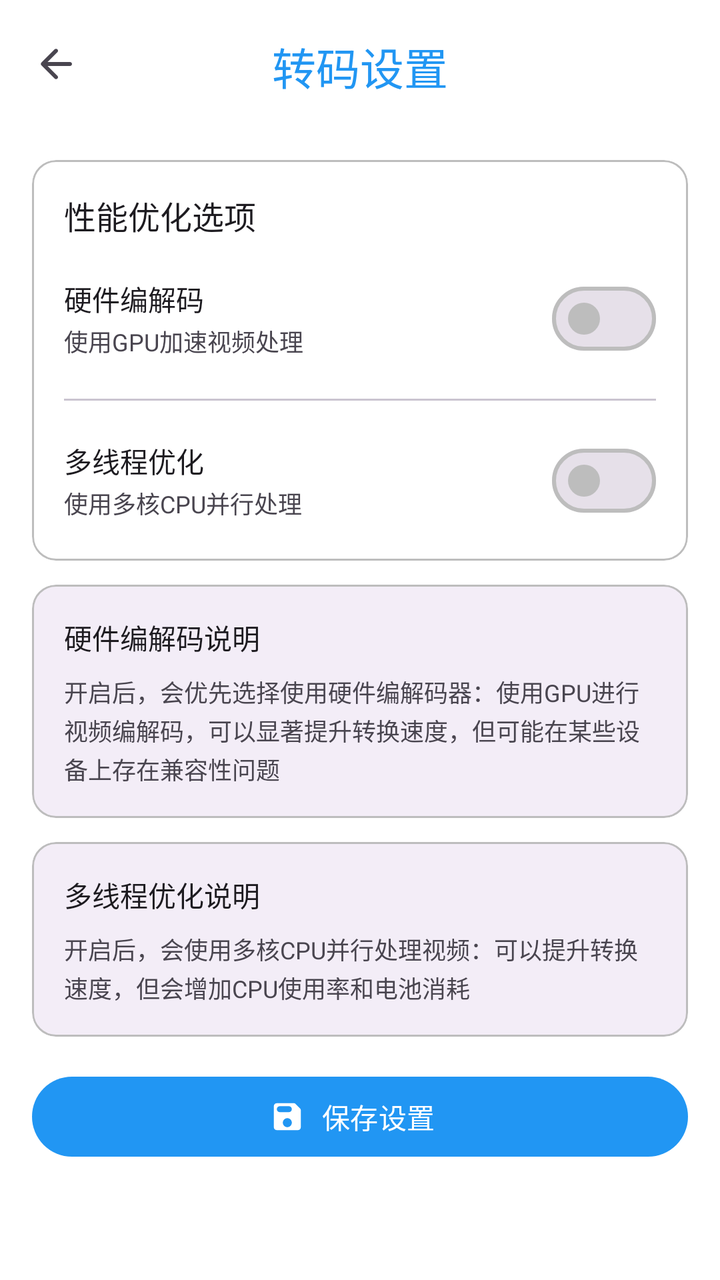
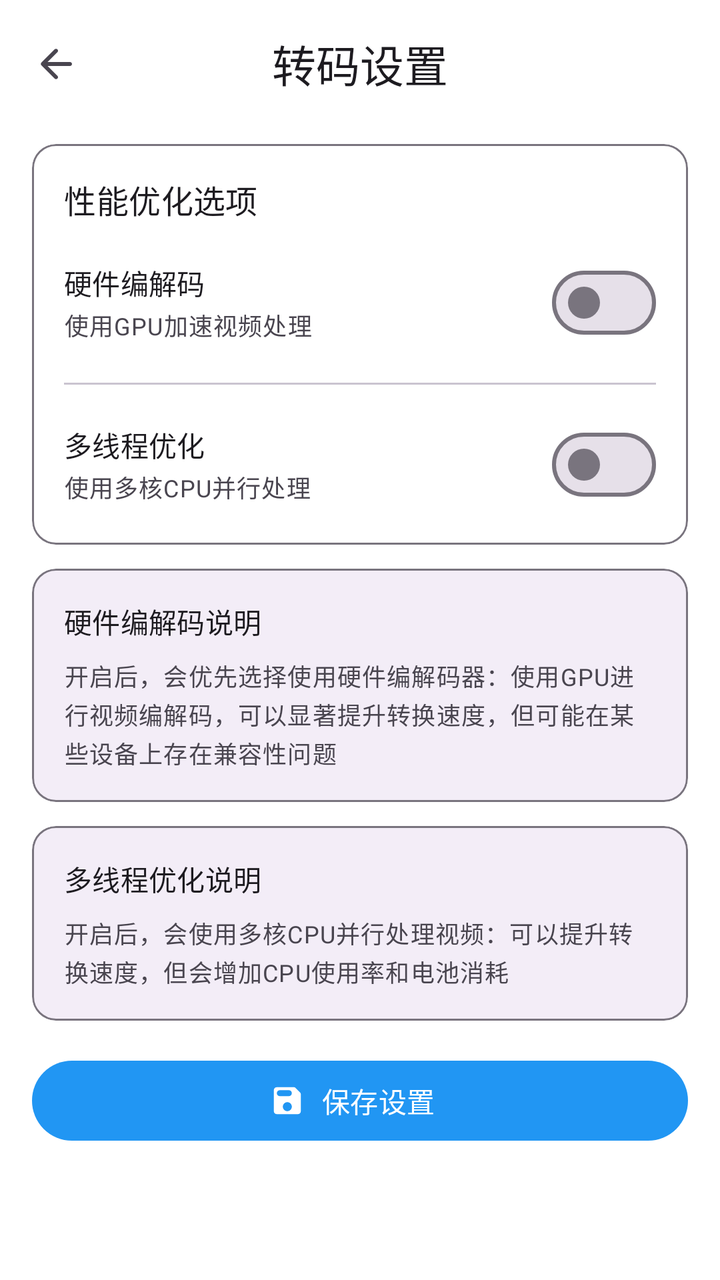

Screens rendered from an Android XML layout before and after an edit, with the pre-edit source and the edit as a unified diff.
<!-- AndroidManifest.xml: application theme AppTheme -->
<!-- res/layout/activity_settings.xml -->
<?xml version="1.0" encoding="utf-8"?>
<androidx.coordinatorlayout.widget.CoordinatorLayout
    xmlns:android="http://schemas.android.com/apk/res/android"
    xmlns:app="http://schemas.android.com/apk/res-auto"
    android:layout_width="match_parent"
    android:layout_height="match_parent"
    android:fitsSystemWindows="true"
    android:background="?attr/colorSurfaceContainerLowest">

    <com.google.android.material.appbar.AppBarLayout
        android:layout_width="match_parent"
        android:layout_height="wrap_content"
        android:fitsSystemWindows="true"
        android:background="@android:color/transparent"
        android:elevation="0dp"
        app:elevation="0dp">

        <com.google.android.material.appbar.MaterialToolbar
            android:id="@+id/title_container"
            android:layout_width="match_parent"
            android:layout_height="wrap_content"
            android:layout_marginBottom="8dp"
            android:background="@android:color/transparent"
            app:navigationIcon="@drawable/round_arrow_back"
            app:navigationIconTint="?attr/colorOnSurfaceVariant"
            app:navigationContentDescription="@string/tooltip_back"
            app:title="@string/transcode_settings_title"
            app:titleCentered="true"
            app:titleMarginTop="17dp"
            app:titleTextColor="?attr/colorPrimary"
            style="@style/Widget.Material3.Toolbar.Surface" />

    </com.google.android.material.appbar.AppBarLayout>

    <androidx.core.widget.NestedScrollView
        android:layout_width="match_parent"
        android:layout_height="match_parent"
        android:scrollbarStyle="outsideOverlay"
        android:fadeScrollbars="true"
        app:layout_behavior="@string/appbar_scrolling_view_behavior">

        <LinearLayout
            android:id="@+id/scroll_content"
            android:layout_width="match_parent"
            android:layout_height="wrap_content"
            android:paddingTop="8dp"
            android:paddingStart="16dp"
            android:paddingEnd="16dp"
            android:paddingBottom="16dp"
            android:orientation="vertical">

            <com.google.android.material.card.MaterialCardView
                android:id="@+id/performance_card"
                android:layout_width="match_parent"
                android:layout_height="wrap_content"
                android:layout_marginBottom="12dp"
                style="@style/Widget.Material3.CardView.Outlined"
                app:cardBackgroundColor="@android:color/transparent"
                app:cardCornerRadius="12dp"
                app:cardElevation="0dp"
                app:strokeColor="?attr/colorOutline"
                app:strokeWidth="1dp">

                <LinearLayout
                    android:layout_width="match_parent"
                    android:layout_height="wrap_content"
                    android:padding="16dp"
                    android:orientation="vertical">

                    <TextView
                        android:layout_width="match_parent"
                        android:layout_height="wrap_content"
                        android:layout_marginBottom="16dp"
                        android:textSize="16sp"
                        android:fontFamily="?attr/textAppearanceTitleMedium"
                        android:textColor="?attr/colorOnSurface"
                        android:text="@string/performance_options" />

                    <LinearLayout
                        android:layout_width="match_parent"
                        android:layout_height="wrap_content"
                        android:layout_marginBottom="16dp"
                        android:gravity="center_vertical"
                        android:orientation="horizontal">

                        <LinearLayout
                            android:layout_width="0dp"
                            android:layout_height="wrap_content"
                            android:orientation="vertical"
                            android:layout_weight="1">

                            <TextView
                                android:layout_width="match_parent"
                                android:layout_height="wrap_content"
                                android:textSize="14sp"
                                android:fontFamily="?attr/textAppearanceTitleSmall"
                                android:textColor="?attr/colorOnSurface"
                                android:text="@string/hardware_decode" />

                            <TextView
                                android:layout_width="match_parent"
                                android:layout_height="wrap_content"
                                android:textSize="12sp"
                                android:fontFamily="?attr/textAppearanceBodySmall"
                                android:textColor="?attr/colorOnSurfaceVariant"
                                android:layout_marginTop="2dp"
                                android:text="@string/hardware_decode_desc" />

                        </LinearLayout>

                        <com.google.android.material.materialswitch.MaterialSwitch
                            android:id="@+id/hardware_acceleration_switch"
                            android:layout_width="wrap_content"
                            android:layout_height="wrap_content" />

                    </LinearLayout>

                    <com.google.android.material.divider.MaterialDivider
                        android:layout_width="match_parent"
                        android:layout_height="wrap_content"
                        app:dividerColor="?attr/colorOutlineVariant"
                        app:dividerThickness="1dp"
                        android:layout_marginBottom="16dp" />

                    <LinearLayout
                        android:layout_width="match_parent"
                        android:layout_height="wrap_content"
                        android:gravity="center_vertical"
                        android:orientation="horizontal">

                        <LinearLayout
                            android:layout_width="0dp"
                            android:layout_height="wrap_content"
                            android:orientation="vertical"
                            android:layout_weight="1">

                            <TextView
                                android:layout_width="match_parent"
                                android:layout_height="wrap_content"
                                android:textSize="14sp"
                                android:fontFamily="?attr/textAppearanceTitleSmall"
                                android:textColor="?attr/colorOnSurface"
                                android:text="@string/multithreading_opt" />

                            <TextView
                                android:layout_width="match_parent"
                                android:layout_height="wrap_content"
                                android:textSize="12sp"
                                android:fontFamily="?attr/textAppearanceBodySmall"
                                android:textColor="?attr/colorOnSurfaceVariant"
                                android:layout_marginTop="2dp"
                                android:text="@string/multithreading_desc" />

                        </LinearLayout>

                        <com.google.android.material.materialswitch.MaterialSwitch
                            android:id="@+id/multithreading_switch"
                            android:layout_width="wrap_content"
                            android:layout_height="wrap_content" />

                    </LinearLayout>

                </LinearLayout>

            </com.google.android.material.card.MaterialCardView>

            <com.google.android.material.card.MaterialCardView
                android:id="@+id/explanation_card_1"
                android:layout_width="match_parent"
                android:layout_height="wrap_content"
                android:layout_marginBottom="12dp"
                style="@style/Widget.Material3.CardView.Outlined"
                app:cardBackgroundColor="?attr/colorSurfaceContainer"
                app:cardCornerRadius="12dp"
                app:cardElevation="0dp"
                app:strokeColor="?attr/colorOutline"
                app:strokeWidth="1dp">

                <LinearLayout
                    android:layout_width="match_parent"
                    android:layout_height="wrap_content"
                    android:padding="16dp"
                    android:orientation="vertical">

                    <TextView
                        android:layout_width="match_parent"
                        android:layout_height="wrap_content"
                        android:layout_marginBottom="8dp"
                        android:textSize="14sp"
                        android:fontFamily="?attr/textAppearanceTitleSmall"
                        android:textColor="?attr/colorOnSurface"
                        android:text="@string/hardware_decode_explain_title" />

                    <TextView
                        android:layout_width="match_parent"
                        android:layout_height="wrap_content"
                        android:textSize="12sp"
                        android:fontFamily="?attr/textAppearanceBodySmall"
                        android:textColor="?attr/colorOnSurfaceVariant"
                        android:lineSpacingExtra="2dp"
                        android:text="@string/hardware_decode_explain_content" />

                </LinearLayout>

            </com.google.android.material.card.MaterialCardView>

            <com.google.android.material.card.MaterialCardView
                android:id="@+id/explanation_card_2"
                android:layout_width="match_parent"
                android:layout_height="wrap_content"
                android:layout_marginBottom="16dp"
                style="@style/Widget.Material3.CardView.Outlined"
                app:cardBackgroundColor="?attr/colorSurfaceContainer"
                app:cardCornerRadius="12dp"
                app:cardElevation="0dp"
                app:strokeColor="?attr/colorOutline"
                app:strokeWidth="1dp">

                <LinearLayout
                    android:layout_width="match_parent"
                    android:layout_height="wrap_content"
                    android:padding="16dp"
                    android:orientation="vertical">

                    <TextView
                        android:layout_width="match_parent"
                        android:layout_height="wrap_content"
                        android:layout_marginBottom="8dp"
                        android:textSize="14sp"
                        android:fontFamily="?attr/textAppearanceTitleSmall"
                        android:textColor="?attr/colorOnSurface"
                        android:text="@string/multithreading_explain_title" />

                    <TextView
                        android:layout_width="match_parent"
                        android:layout_height="wrap_content"
                        android:textSize="12sp"
                        android:fontFamily="?attr/textAppearanceBodySmall"
                        android:textColor="?attr/colorOnSurfaceVariant"
                        android:lineSpacingExtra="2dp"
                        android:text="@string/multithreading_explain_content" />

                </LinearLayout>

            </com.google.android.material.card.MaterialCardView>

            <Button
                android:id="@+id/save_settings_btn"
                android:layout_width="match_parent"
                android:layout_height="48dp"
                android:text="@string/btn_save_settings"
                style="@style/Widget.Material3.Button.Icon"
                app:icon="@drawable/round_save"
                app:iconGravity="textStart" />

        </LinearLayout>

    </androidx.core.widget.NestedScrollView>

</androidx.coordinatorlayout.widget.CoordinatorLayout>
<!-- resources referenced by this layout -->
<resources>
  <string name="btn_save_settings">保存设置</string>
  <string name="hardware_decode">硬件编解码</string>
  <string name="multithreading_opt">多线程优化</string>
  <string name="performance_options">性能优化选项</string>
  <string name="tooltip_back">返回上一层级</string>
  <style name="AppTheme" parent="Base.AppTheme">
      <item name="android:windowFullscreen">false</item>
      <item name="android:statusBarColor">@android:color/transparent</item>
      <item name="android:navigationBarColor">@android:color/transparent</item>
      <item name="android:windowLayoutInDisplayCutoutMode">shortEdges</item>
      <item name="android:buttonTint">@null</item>
      <item name="buttonTint">@null</item>
    </style>
  <style name="Base.AppTheme" parent="Theme.Material3.DayNight.NoActionBar">
      <item name="colorPrimary">@color/colorPrimary</item> 
      <item name="colorPrimaryContainer">@color/colorPrimaryContainer</item> 
      <item name="colorOnPrimaryContainer">@color/colorOnPrimaryContainer</item> 
      <item name="colorSurface">@android:color/white</item> 
      <item name="colorSurfaceVariant">#E0E0E0</item> 
      <item name="colorOutline">@color/border_medium</item> 
      
      <item name="materialSwitchStyle">@style/Widget.App.MaterialSwitch</item>
      
      <item name="shapeAppearanceSmallComponent">@style/ShapeAppearance.SmallComponent</item>
      <item name="shapeAppearanceMediumComponent">@style/ShapeAppearance.MediumComponent</item>
      <item name="shapeAppearanceLargeComponent">@style/ShapeAppearance.LargeComponent</item>
      
      <item name="materialButtonStyle">@style/Widget.App.Button</item>
      <item name="android:windowAnimationStyle">@style/WindowAnimationTransition</item>
      <item name="android:windowContentTransitions">true</item>
      
      <item name="alertDialogTheme">@style/ThemeOverlay.App.MaterialAlertDialog</item>
      
      <item name="android:textColorHighlight">@color/colorPrimaryLight</item> 
      
      <item name="colorControlActivated">@color/colorPrimary</item> 
      <item name="android:colorControlActivated">@color/colorPrimary</item> 
      
      <item name="actionModeBackground">@color/colorPrimary</item> 
      <item name="android:actionModeBackground">@color/colorPrimary</item> 
      
      <item name="actionMenuTextColor">@android:color/white</item> 
      <item name="android:actionMenuTextColor">@android:color/white</item>
    </style>
  <color name="colorPrimary">#2196F3</color>
  <color name="colorPrimaryContainer">#90CAF9</color>
  <color name="border_medium">#BDBDBD</color>
  <style name="Widget.App.MaterialSwitch" parent="Widget.Material3.CompoundButton.MaterialSwitch">
  
    </style>
  <style name="ShapeAppearance.SmallComponent" parent="ShapeAppearance.Material3.SmallComponent">
      <item name="cornerFamily">rounded</item>
      <item name="cornerSize">8dp</item>
    </style>
  <style name="ShapeAppearance.MediumComponent" parent="ShapeAppearance.Material3.MediumComponent">
      <item name="cornerFamily">rounded</item>
      <item name="cornerSize">12dp</item>
    </style>
  <style name="ShapeAppearance.LargeComponent" parent="ShapeAppearance.Material3.LargeComponent">
      <item name="cornerFamily">rounded</item>
      <item name="cornerSize">16dp</item>
    </style>
  <style name="Widget.App.Button" parent="Widget.Material3.Button">
      <item name="android:insetTop">0dp</item>
      <item name="android:insetBottom">0dp</item>
      <item name="cornerRadius">12dp</item>
    </style>
  <style name="WindowAnimationTransition">
      <item name="android:windowEnterAnimation">@anim/slide_in_right</item>
      <item name="android:windowExitAnimation">@anim/slide_out_left</item>
      <item name="android:windowAllowEnterTransitionOverlap">true</item>
      <item name="android:windowAllowReturnTransitionOverlap">true</item>
    </style>
  <style name="ThemeOverlay.App.MaterialAlertDialog" parent="ThemeOverlay.Material3.MaterialAlertDialog">
      <item name="android:background">@android:color/white</item>
    </style>
  <color name="colorPrimaryLight">#64B5F6</color>
  <!-- unchanged entries left out for length: 10 -->
</resources>

<!-- the commit's change to res/layout/activity_settings.xml (unified diff, before → after) -->
@@ -4,13 +4,11 @@
     xmlns:app="http://schemas.android.com/apk/res-auto"
     android:layout_width="match_parent"
     android:layout_height="match_parent"
-    android:fitsSystemWindows="true"
     android:background="?attr/colorSurfaceContainerLowest">
 
     <com.google.android.material.appbar.AppBarLayout
         android:layout_width="match_parent"
         android:layout_height="wrap_content"
-        android:fitsSystemWindows="true"
         android:background="@android:color/transparent"
         android:elevation="0dp"
         app:elevation="0dp">
@@ -19,15 +17,12 @@
             android:id="@+id/title_container"
             android:layout_width="match_parent"
             android:layout_height="wrap_content"
-            android:layout_marginBottom="8dp"
             android:background="@android:color/transparent"
             app:navigationIcon="@drawable/round_arrow_back"
             app:navigationIconTint="?attr/colorOnSurfaceVariant"
             app:navigationContentDescription="@string/tooltip_back"
             app:title="@string/transcode_settings_title"
             app:titleCentered="true"
-            app:titleMarginTop="17dp"
-            app:titleTextColor="?attr/colorPrimary"
             style="@style/Widget.Material3.Toolbar.Surface" />
 
     </com.google.android.material.appbar.AppBarLayout>
@@ -37,7 +32,8 @@
         android:layout_height="match_parent"
         android:scrollbarStyle="outsideOverlay"
         android:fadeScrollbars="true"
-        app:layout_behavior="@string/appbar_scrolling_view_behavior">
+        app:layout_behavior="@string/appbar_scrolling_view_behavior"
+        android:id="@+id/activity_settings_scroll">
 
         <LinearLayout
             android:id="@+id/scroll_content"
@@ -72,7 +68,7 @@
                         android:layout_height="wrap_content"
                         android:layout_marginBottom="16dp"
                         android:textSize="16sp"
-                        android:fontFamily="?attr/textAppearanceTitleMedium"
+                        android:textAppearance="?attr/textAppearanceTitleMedium"
                         android:textColor="?attr/colorOnSurface"
                         android:text="@string/performance_options" />
 
@@ -93,7 +89,7 @@
                                 android:layout_width="match_parent"
                                 android:layout_height="wrap_content"
                                 android:textSize="14sp"
-                                android:fontFamily="?attr/textAppearanceTitleSmall"
+                                android:textAppearance="?attr/textAppearanceTitleSmall"
                                 android:textColor="?attr/colorOnSurface"
                                 android:text="@string/hardware_decode" />
 
@@ -101,7 +97,7 @@
                                 android:layout_width="match_parent"
                                 android:layout_height="wrap_content"
                                 android:textSize="12sp"
-                                android:fontFamily="?attr/textAppearanceBodySmall"
+                                android:textAppearance="?attr/textAppearanceBodySmall"
                                 android:textColor="?attr/colorOnSurfaceVariant"
                                 android:layout_marginTop="2dp"
                                 android:text="@string/hardware_decode_desc" />
@@ -138,7 +134,7 @@
                                 android:layout_width="match_parent"
                                 android:layout_height="wrap_content"
                                 android:textSize="14sp"
-                                android:fontFamily="?attr/textAppearanceTitleSmall"
+                                android:textAppearance="?attr/textAppearanceTitleSmall"
                                 android:textColor="?attr/colorOnSurface"
                                 android:text="@string/multithreading_opt" />
 
@@ -146,7 +142,7 @@
                                 android:layout_width="match_parent"
                                 android:layout_height="wrap_content"
                                 android:textSize="12sp"
-                                android:fontFamily="?attr/textAppearanceBodySmall"
+                                android:textAppearance="?attr/textAppearanceBodySmall"
                                 android:textColor="?attr/colorOnSurfaceVariant"
                                 android:layout_marginTop="2dp"
                                 android:text="@string/multithreading_desc" />
@@ -187,7 +183,7 @@
                         android:layout_height="wrap_content"
                         android:layout_marginBottom="8dp"
                         android:textSize="14sp"
-                        android:fontFamily="?attr/textAppearanceTitleSmall"
+                        android:textAppearance="?attr/textAppearanceTitleSmall"
                         android:textColor="?attr/colorOnSurface"
                         android:text="@string/hardware_decode_explain_title" />
 
@@ -195,7 +191,7 @@
                         android:layout_width="match_parent"
                         android:layout_height="wrap_content"
                         android:textSize="12sp"
-                        android:fontFamily="?attr/textAppearanceBodySmall"
+                        android:textAppearance="?attr/textAppearanceBodySmall"
                         android:textColor="?attr/colorOnSurfaceVariant"
                         android:lineSpacingExtra="2dp"
                         android:text="@string/hardware_decode_explain_content" />
@@ -227,7 +223,7 @@
                         android:layout_height="wrap_content"
                         android:layout_marginBottom="8dp"
                         android:textSize="14sp"
-                        android:fontFamily="?attr/textAppearanceTitleSmall"
+                        android:textAppearance="?attr/textAppearanceTitleSmall"
                         android:textColor="?attr/colorOnSurface"
                         android:text="@string/multithreading_explain_title" />
 
@@ -235,7 +231,7 @@
                         android:layout_width="match_parent"
                         android:layout_height="wrap_content"
                         android:textSize="12sp"
-                        android:fontFamily="?attr/textAppearanceBodySmall"
+                        android:textAppearance="?attr/textAppearanceBodySmall"
                         android:textColor="?attr/colorOnSurfaceVariant"
                         android:lineSpacingExtra="2dp"
                         android:text="@string/multithreading_explain_content" />
@@ -244,7 +240,7 @@
 
             </com.google.android.material.card.MaterialCardView>
 
-            <Button
+            <com.google.android.material.button.MaterialButton
                 android:id="@+id/save_settings_btn"
                 android:layout_width="match_parent"
                 android:layout_height="48dp"
<!-- resource entries referenced after the edit -->
@@ -6,76 +6,32 @@
   <string name="performance_options">性能优化选项</string>
   <string name="tooltip_back">返回上一层级</string>
   <style name="AppTheme" parent="Base.AppTheme">
-      <item name="android:windowFullscreen">false</item>
-      <item name="android:statusBarColor">@android:color/transparent</item>
-      <item name="android:navigationBarColor">@android:color/transparent</item>
-      <item name="android:windowLayoutInDisplayCutoutMode">shortEdges</item>
-      <item name="android:buttonTint">@null</item>
-      <item name="buttonTint">@null</item>
-    </style>
+          <item name="android:windowFullscreen">false</item>
+          <item name="android:statusBarColor">@android:color/transparent</item>
+          <item name="android:navigationBarColor">@android:color/transparent</item>
+          <item name="android:windowLayoutInDisplayCutoutMode">shortEdges</item>
+      </style>
   <style name="Base.AppTheme" parent="Theme.Material3.DayNight.NoActionBar">
-      <item name="colorPrimary">@color/colorPrimary</item> 
-      <item name="colorPrimaryContainer">@color/colorPrimaryContainer</item> 
-      <item name="colorOnPrimaryContainer">@color/colorOnPrimaryContainer</item> 
-      <item name="colorSurface">@android:color/white</item> 
-      <item name="colorSurfaceVariant">#E0E0E0</item> 
-      <item name="colorOutline">@color/border_medium</item> 
-      
-      <item name="materialSwitchStyle">@style/Widget.App.MaterialSwitch</item>
-      
-      <item name="shapeAppearanceSmallComponent">@style/ShapeAppearance.SmallComponent</item>
-      <item name="shapeAppearanceMediumComponent">@style/ShapeAppearance.MediumComponent</item>
-      <item name="shapeAppearanceLargeComponent">@style/ShapeAppearance.LargeComponent</item>
-      
-      <item name="materialButtonStyle">@style/Widget.App.Button</item>
-      <item name="android:windowAnimationStyle">@style/WindowAnimationTransition</item>
-      <item name="android:windowContentTransitions">true</item>
-      
-      <item name="alertDialogTheme">@style/ThemeOverlay.App.MaterialAlertDialog</item>
-      
-      <item name="android:textColorHighlight">@color/colorPrimaryLight</item> 
-      
-      <item name="colorControlActivated">@color/colorPrimary</item> 
-      <item name="android:colorControlActivated">@color/colorPrimary</item> 
-      
-      <item name="actionModeBackground">@color/colorPrimary</item> 
-      <item name="android:actionModeBackground">@color/colorPrimary</item> 
-      
-      <item name="actionMenuTextColor">@android:color/white</item> 
-      <item name="android:actionMenuTextColor">@android:color/white</item>
-    </style>
+          <item name="colorPrimary">@color/colorPrimary</item>
+          <item name="colorPrimaryContainer">@color/colorPrimaryContainer</item>
+          <item name="colorOnPrimaryContainer">@color/colorOnPrimaryContainer</item>
+          <item name="colorControlActivated">@color/colorPrimary</item>
+          <item name="android:colorControlActivated">@color/colorPrimary</item>
+          <item name="android:textColorHighlight">@color/colorPrimaryLight</item>
+          <item name="materialAlertDialogTheme">@style/ThemeOverlay.App.MaterialAlertDialog</item>
+          <item name="alertDialogTheme">@style/ThemeOverlay.App.MaterialAlertDialog</item>
+          <item name="android:windowAnimationStyle">@style/WindowAnimationTransition</item>
+          <item name="android:windowContentTransitions">true</item>
+      </style>
   <color name="colorPrimary">#2196F3</color>
   <color name="colorPrimaryContainer">#90CAF9</color>
-  <color name="border_medium">#BDBDBD</color>
-  <style name="Widget.App.MaterialSwitch" parent="Widget.Material3.CompoundButton.MaterialSwitch">
-  
-    </style>
-  <style name="ShapeAppearance.SmallComponent" parent="ShapeAppearance.Material3.SmallComponent">
-      <item name="cornerFamily">rounded</item>
-      <item name="cornerSize">8dp</item>
-    </style>
-  <style name="ShapeAppearance.MediumComponent" parent="ShapeAppearance.Material3.MediumComponent">
-      <item name="cornerFamily">rounded</item>
-      <item name="cornerSize">12dp</item>
-    </style>
-  <style name="ShapeAppearance.LargeComponent" parent="ShapeAppearance.Material3.LargeComponent">
-      <item name="cornerFamily">rounded</item>
-      <item name="cornerSize">16dp</item>
-    </style>
-  <style name="Widget.App.Button" parent="Widget.Material3.Button">
-      <item name="android:insetTop">0dp</item>
-      <item name="android:insetBottom">0dp</item>
-      <item name="cornerRadius">12dp</item>
-    </style>
   <style name="WindowAnimationTransition">
-      <item name="android:windowEnterAnimation">@anim/slide_in_right</item>
-      <item name="android:windowExitAnimation">@anim/slide_out_left</item>
-      <item name="android:windowAllowEnterTransitionOverlap">true</item>
-      <item name="android:windowAllowReturnTransitionOverlap">true</item>
-    </style>
-  <style name="ThemeOverlay.App.MaterialAlertDialog" parent="ThemeOverlay.Material3.MaterialAlertDialog">
-      <item name="android:background">@android:color/white</item>
-    </style>
+          <item name="android:windowEnterAnimation">@anim/slide_in_right</item>
+          <item name="android:windowExitAnimation">@anim/slide_out_left</item>
+          <item name="android:windowAllowEnterTransitionOverlap">true</item>
+          <item name="android:windowAllowReturnTransitionOverlap">true</item>
+      </style>
+  <style name="ThemeOverlay.App.MaterialAlertDialog" parent="ThemeOverlay.Material3.MaterialAlertDialog" />
   <color name="colorPrimaryLight">#64B5F6</color>
   <!-- unchanged entries left out for length: 10 -->
 </resources>
